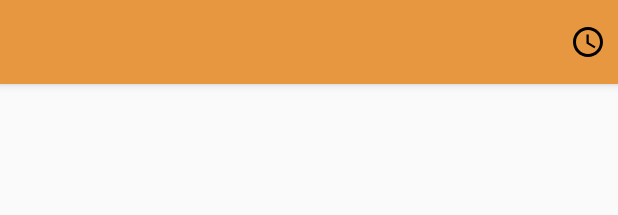
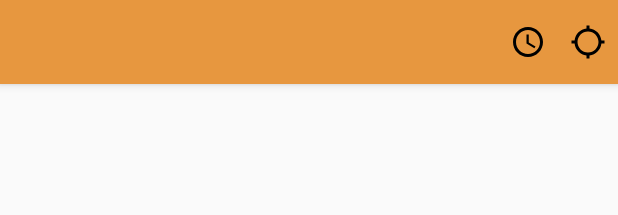
Before and after one commit to sgciprian/Loctrans_Android, an Android app: the layout activity_station.xml on its own in the app's theme, with its tools: preview values and no code run, on a phone screen of 412 x 824 dp. Shown: the top 215 px of the screen. Run offline under Robolectric (Android 15) with nearby library versions, the phone set to English and light mode, and no system bars.

Commit message:
Added filter for station view

```diff
--- a/app/src/main/java/org/room57/loctrans/AllStationsActivity.java
+++ b/app/src/main/java/org/room57/loctrans/AllStationsActivity.java
@@ -80,6 +80,7 @@ public class AllStationsActivity extends Fragment {
         } catch (IOException e) {
             e.printStackTrace();
         }
+        Values.setStationsList(stationsList);
 
         Collections.sort(stationsList, new Comparator<Stations>() {
             @Override
--- a/app/src/main/java/org/room57/loctrans/Times.java
+++ b/app/src/main/java/org/room57/loctrans/Times.java
@@ -1,9 +1,12 @@
 package org.room57.loctrans;
+
+import java.util.List;
 
 public class Times {
     private String time;
     private Lines line;
     private String end;
+    private List<String> stations;
     private boolean reverse;
 
     public String getTime() { return time; }
@@ -17,4 +20,7 @@ public class Times {
 
     public boolean isReverse() { return reverse; }
     public void setReverse(boolean reverse) { this.reverse = reverse; }
+
+    public List<String> getStations() { return stations; }
+    public void setStations(List<String> stations) { this.stations = stations; }
 }
--- /dev/null
+++ b/app/src/main/res/drawable/ic_gps_not_fixed_black_24dp.xml
@@ -0,0 +1,9 @@
+<vector xmlns:android="http://schemas.android.com/apk/res/android"
+        android:width="24dp"
+        android:height="24dp"
+        android:viewportWidth="24.0"
+        android:viewportHeight="24.0">
+    <path
+        android:fillColor="#FF000000"
+        android:pathData="M20.94,11c-0.46,-4.17 -3.77,-7.48 -7.94,-7.94V1h-2v2.06C6.83,3.52 3.52,6.83 3.06,11H1v2h2.06c0.46,4.17 3.77,7.48 7.94,7.94V23h2v-2.06c4.17,-0.46 7.48,-3.77 7.94,-7.94H23v-2h-2.06zM12,19c-3.87,0 -7,-3.13 -7,-7s3.13,-7 7,-7 7,3.13 7,7 -3.13,7 -7,7z"/>
+</vector>
--- a/app/src/main/res/layout/activity_station.xml
+++ b/app/src/main/res/layout/activity_station.xml
@@ -19,7 +19,16 @@
             android:elevation="4dp">
 
             <ImageButton
-                android:id="@+id/imageButton"
+                android:id="@+id/filterButton"
+                android:layout_margin="8dp"
+                android:layout_width="wrap_content"
+                android:layout_height="wrap_content"
+                android:layout_gravity="end"
+                android:background="@android:color/transparent"
+                app:srcCompat="@drawable/ic_gps_not_fixed_black_24dp" />
+
+            <ImageButton
+                android:id="@+id/scheduleButton"
                 android:layout_margin="8dp"
                 android:layout_width="wrap_content"
                 android:layout_height="wrap_content"
--- a/app/src/main/res/values/strings.xml
+++ b/app/src/main/res/values/strings.xml
@@ -9,4 +9,5 @@
     <string name="title_stations">Stații</string>
     <string name="search_title">Caută</string>
     <string name="home_searchHint">Căutați stații...</string>
+    <string name="stationSearchDialog_title">Selectați stație destinație</string>
 </resources>
```
Also changed, not shown: app/src/main/java/org/room57/loctrans/StationActivity.java (+33 -1 lines), app/src/main/java/org/room57/loctrans/TimesAdapter.java (+29 -0 lines), app/src/main/java/org/room57/loctrans/Values.java (added, +13 -0 lines), app/src/main/java/org/room57/loctrans/stationSearchDialog.java (added, +101 -0 lines), app/src/main/res/drawable/ic_gps_off_black_24dp.xml (added, +9 -0 lines), app/src/main/res/layout/station_search_dialog.xml (added, +23 -0 lines).
